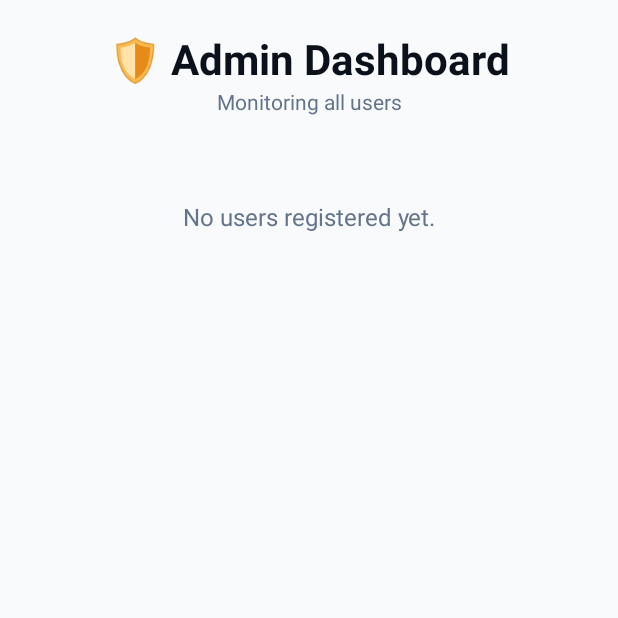
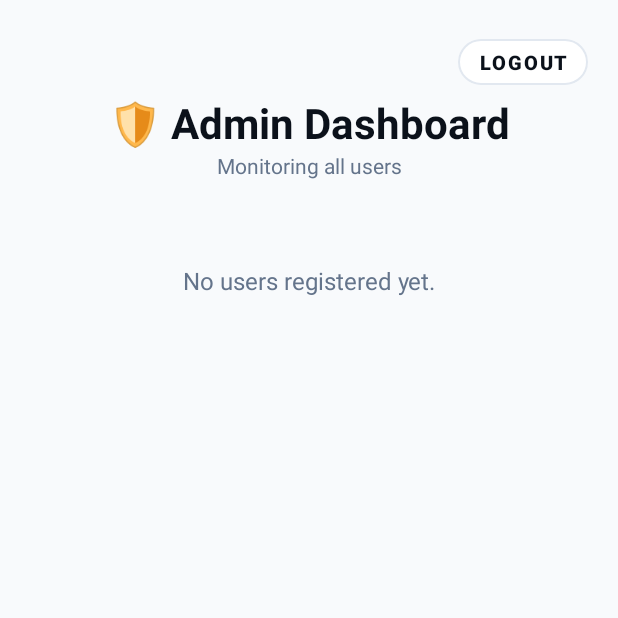
Before and after one commit to talhashakeel2590/Smart-Gas-Safety-System, an Android app: the AdminActivity screen opened directly, with no data from a screen before it, on a phone screen of 412 x 824 dp, the top half of it. Run offline under Robolectric (Android 15) with nearby library versions, the phone set to English and light mode, and no system bars; our stand-ins replace Firebase (no records; nobody signed in at launch, a user with empty details on screens opened directly); libraries missing offline, so code that uses them is left out: com.onesignal.

Commit message:
Implemented OneSignal Push, Auto-Login, and UI Polish
- Integrated OneSignal with tag-based targeting (house and role) so alerts only go to logged-in users and admins.
- Updated ESP32 to send a single filtered push notification.
- Added Logout buttons and auto-login session persistence.
- Added Firebase listener cleanup in onDestroy.
- Relabeled "PPM" to "Gas Value" across app and history logs.
- Coupled gas spike threshold to 250 and removed dead flame logic.

```diff
--- a/Android-App/app/build.gradle.kts
+++ b/Android-App/app/build.gradle.kts
@@ -5,9 +5,7 @@ plugins {
 
 android {
     namespace = "com.example.smartgassafety"
-    compileSdk {
-        version = release(37)
-    }
+    compileSdk = 37
 
     defaultConfig {
         applicationId = "com.example.smartgassafety"
@@ -47,4 +45,5 @@ dependencies {
     implementation(platform(libs.firebase.bom))
     implementation (libs.firebase.auth)
     implementation (libs.firebase.database)
+    implementation(libs.onesignal)
 }
--- a/Android-App/app/src/main/java/com/example/smartgassafety/HistoryHelper.java
+++ b/Android-App/app/src/main/java/com/example/smartgassafety/HistoryHelper.java
@@ -73,7 +73,7 @@ public class HistoryHelper {
                     tvLogTime.setText(timestamp != null ? timestamp : "Unknown Time");
                     tvLogRisk.setText(risk + "%");
                     tvLogRisk.setTextColor(RiskUtils.colorFor(risk));
-                    tvLogPpm.setText((peakPpm != null ? peakPpm : 0) + " PPM");
+                    tvLogPpm.setText((peakPpm != null ? peakPpm : 0) + " Gas Value");
 
                     if (flame != null && flame) {
                         tvLogFlame.setVisibility(View.VISIBLE);
--- a/Android-App/app/src/main/java/com/example/smartgassafety/NotificationHelper.java
+++ /dev/null
@@ -1,79 +0,0 @@
-package com.example.smartgassafety;
-
-import android.Manifest;
-import android.annotation.SuppressLint;
-import android.app.Activity;
-import android.app.NotificationChannel;
-import android.app.NotificationManager;
-import android.app.PendingIntent;
-import android.content.Context;
-import android.content.Intent;
-import android.content.pm.PackageManager;
-import android.os.Build;
-
-import androidx.core.app.ActivityCompat;
-import androidx.core.app.NotificationCompat;
-import androidx.core.app.NotificationManagerCompat;
-import androidx.core.content.ContextCompat;
-
-/** Leak-alert notifications, shared by the user page and the admin page. */
-public class NotificationHelper {
-
-    private static final String CHANNEL_ID = "leak_alerts";
-
-    /** Call once in onCreate of any screen that shows alerts. */
-    public static void setup(Activity activity) {
-        createChannel(activity);
-        askPermission(activity);
-    }
-
-    /**
-     * Shows a leak notification.
-     * id           - keeps alerts from different users separate
-     * screenToOpen - the screen that opens when the notification is tapped
-     */
-    @SuppressLint("MissingPermission")
-    public static void sendLeakAlert(Context context, int id, String message, Class<?> screenToOpen) {
-        if (!hasPermission(context)) return; // user denied notifications
-
-        Intent openScreen = new Intent(context, screenToOpen);
-        PendingIntent pendingIntent = PendingIntent.getActivity(
-                context, id, openScreen, PendingIntent.FLAG_IMMUTABLE | PendingIntent.FLAG_UPDATE_CURRENT);
-
-        NotificationCompat.Builder builder = new NotificationCompat.Builder(context, CHANNEL_ID)
-                .setSmallIcon(android.R.drawable.ic_dialog_alert)
-                .setContentTitle("⚠️ Gas Leak Detected")
-                .setContentText(message)
-                .setPriority(NotificationCompat.PRIORITY_HIGH)
-                .setCategory(NotificationCompat.CATEGORY_ALARM)
-                .setContentIntent(pendingIntent)
-                .setAutoCancel(true);
-
-        NotificationManagerCompat.from(context).notify(id, builder.build());
-    }
-
-    // Channels are required on Android 8+
-    private static void createChannel(Context context) {
-        if (Build.VERSION.SDK_INT >= Build.VERSION_CODES.O) {
-            NotificationChannel channel = new NotificationChannel(
-                    CHANNEL_ID, "Gas Leak Alerts", NotificationManager.IMPORTANCE_HIGH);
-            channel.setDescription("Alerts when a gas leak is detected");
-            context.getSystemService(NotificationManager.class).createNotificationChannel(channel);
-        }
-    }
-
-    // Android 13+ asks the user for permission to show notifications
-    private static void askPermission(Activity activity) {
-        if (!hasPermission(activity)) {
-            ActivityCompat.requestPermissions(activity,
-                    new String[]{Manifest.permission.POST_NOTIFICATIONS}, 100);
-        }
-    }
-
-    // Older Android versions don't need the permission
-    private static boolean hasPermission(Context context) {
-        return Build.VERSION.SDK_INT < Build.VERSION_CODES.TIRAMISU
-                || ContextCompat.checkSelfPermission(context, Manifest.permission.POST_NOTIFICATIONS)
-                == PackageManager.PERMISSION_GRANTED;
-    }
-}
--- a/Android-App/app/src/main/res/layout/activity_admin.xml
+++ b/Android-App/app/src/main/res/layout/activity_admin.xml
@@ -2,6 +2,7 @@
 <ScrollView xmlns:android="http://schemas.android.com/apk/res/android"
     android:layout_width="match_parent"
     android:layout_height="match_parent"
+    xmlns:app="http://schemas.android.com/apk/res-auto"
     android:background="@color/bg_main"
     android:scrollbars="none">
 
@@ -10,6 +11,25 @@
         android:layout_height="wrap_content"
         android:orientation="vertical"
         android:padding="20dp">
+
+        <com.google.android.material.button.MaterialButton
+            android:id="@+id/btnLogout"
+            style="@style/Widget.MaterialComponents.Button.OutlinedButton"
+            android:layout_width="wrap_content"
+            android:layout_height="wrap_content"
+            android:layout_gravity="end"
+            android:minWidth="0dp"
+            android:minHeight="0dp"
+            android:paddingHorizontal="14dp"
+            android:paddingVertical="6dp"
+            android:text="Logout"
+            android:textColor="@color/text_main"
+            android:textSize="13sp"
+            android:textStyle="bold"
+            app:backgroundTint="@color/card_bg"
+            app:cornerRadius="100dp"
+            app:strokeColor="@color/border_color"
+            app:strokeWidth="1dp" />
 
         <TextView
             android:layout_width="match_parent"
--- a/Android-App/app/src/main/res/layout/item_history_log.xml
+++ b/Android-App/app/src/main/res/layout/item_history_log.xml
@@ -49,7 +49,7 @@
                 android:textSize="16sp"
                 android:textStyle="bold" />
 
-            <!-- Peak PPM -->
+            <!-- Peak PPM/Gas Value -->
             <TextView
                 android:layout_width="wrap_content"
                 android:layout_height="wrap_content"
@@ -61,7 +61,7 @@
                 android:id="@+id/tvLogPpm"
                 android:layout_width="wrap_content"
                 android:layout_height="wrap_content"
-                android:text="3600 PPM"
+                android:text="3600 Gas Value"
                 android:textColor="@color/text_main"
                 android:textSize="14sp"
                 android:textStyle="bold" />
--- a/Android-App/gradle/libs.versions.toml
+++ b/Android-App/gradle/libs.versions.toml
@@ -10,6 +10,7 @@ material = "1.10.0"
 activityKtx = "1.8.0"
 constraintlayout = "2.1.4"
 okhttp = "5.5.1"
+onesignal = "5.11.0"
 volley = "1.2.1"
 
 [libraries]
@@ -26,6 +27,7 @@ material = { group = "com.google.android.material", name = "material", version.r
 activity-ktx = { group = "androidx.activity", name = "activity-ktx", version.ref = "activityKtx" }
 constraintlayout = { group = "androidx.constraintlayout", name = "constraintlayout", version.ref = "constraintlayout" }
 okhttp = { module = "com.squareup.okhttp3:okhttp", version.ref = "okhttp" }
+onesignal = { module = "com.onesignal:OneSignal", version.ref = "onesignal" }
 volley = { group = "com.android.volley", name = "volley", version.ref = "volley" }
 
 [plugins]
```
Also changed, not shown: Android-App/app/src/main/java/com/example/smartgassafety/AdminActivity.java (+43 -31 lines), Android-App/app/src/main/java/com/example/smartgassafety/LoginActivity.java (+23 -2 lines), Android-App/app/src/main/java/com/example/smartgassafety/MainActivity.java (+45 -45 lines), Android-App/app/src/main/res/layout/activity_main.xml (+20 -1 lines), 2 other files.
